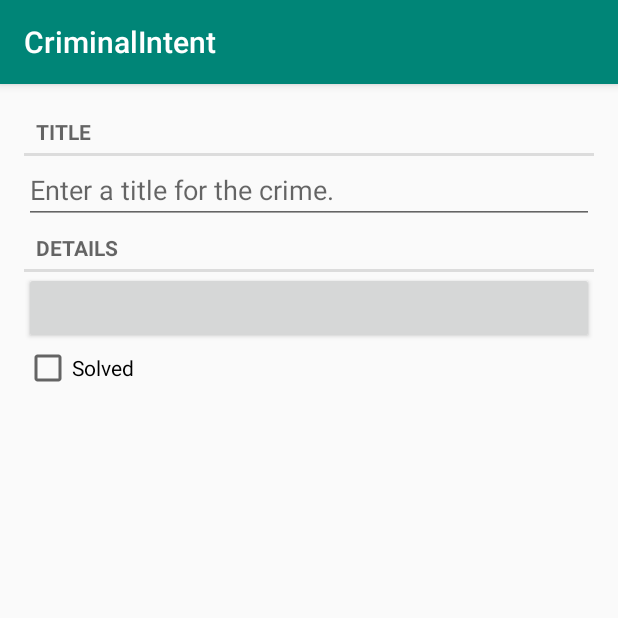
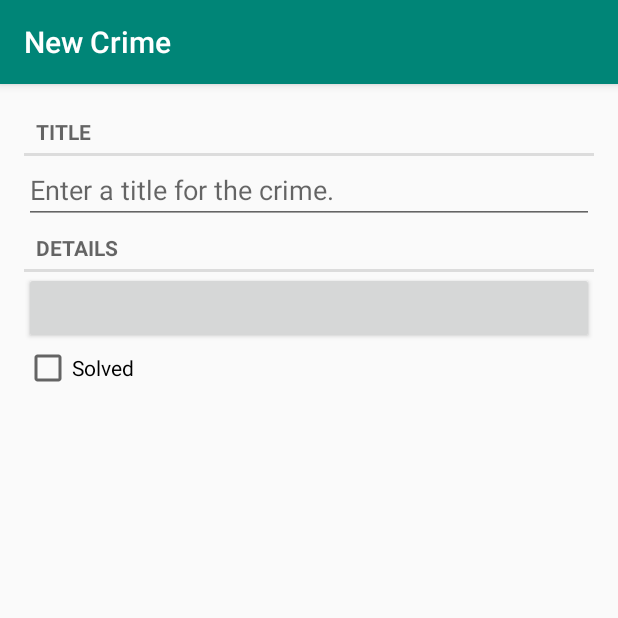
Before and after one commit to Kelian9995/CriminalIntent, an Android app: the fragment CrimeFragment placed in its activity, on a phone screen of 412 x 824 dp, the top half of it. Run offline under Robolectric (Android 15) with nearby library versions, the phone set to English and light mode, and no system bars; our stand-ins replace Room's generated code; 3 statements that could not run were skipped.

Commit message:
part 14.Toolbar
Toolbar/app bar

```diff
--- a/CriminalIntent/app/src/main/java/com/bignerdranch/android/criminalintent/CrimeFragment.kt
+++ b/CriminalIntent/app/src/main/java/com/bignerdranch/android/criminalintent/CrimeFragment.kt
@@ -9,11 +9,14 @@ import android.view.ViewGroup
 import android.widget.Button
 import android.widget.CheckBox
 import android.widget.EditText
+import androidx.appcompat.app.AppCompatActivity
 import androidx.fragment.app.Fragment
 import androidx.lifecycle.Observer
 import androidx.lifecycle.ViewModelProviders
-import java.util.*
+import java.util.Date
+import java.util.UUID
 
+private const val TAG = "CrimeFragment"
 private const val ARG_CRIME_ID = "crime_id"
 private const val DIALOG_DATE = "DialogDate"
 private const val REQUEST_DATE = 0
@@ -61,6 +64,9 @@ class CrimeFragment : Fragment(), DatePickerFragment.Callbacks {
                     updateUI()
                 }
             })
+
+        val appCompatActivity = activity as AppCompatActivity
+        appCompatActivity.supportActionBar?.setTitle(R.string.new_crime)
     }
 
     override fun onStart() {
@@ -119,10 +125,7 @@ class CrimeFragment : Fragment(), DatePickerFragment.Callbacks {
     private fun updateUI() {
         titleField.setText(crime.title)
         dateButton.text = crime.date.toString()
-        solvedCheckBox. apply {
-            isChecked = crime.isSolved
-            jumpDrawablesToCurrentState()
-        }
+        solvedCheckBox.isChecked = crime.isSolved
     }
 
     companion object {
--- a/CriminalIntent/app/src/main/java/com/bignerdranch/android/criminalintent/CrimeListFragment.kt
+++ b/CriminalIntent/app/src/main/java/com/bignerdranch/android/criminalintent/CrimeListFragment.kt
@@ -3,9 +3,7 @@ package com.bignerdranch.android.criminalintent
 import android.content.Context
 import android.os.Bundle
 import android.util.Log
-import android.view.LayoutInflater
-import android.view.View
-import android.view.ViewGroup
+import android.view.*
 import android.widget.ImageView
 import android.widget.TextView
 import androidx.fragment.app.Fragment
@@ -16,6 +14,7 @@ import androidx.recyclerview.widget.RecyclerView
 import java.util.*
 
 private const val TAG = "CrimeListFragment"
+private const val SAVED_SUBTITLE_VISIBLE = "subtitle"
 
 class CrimeListFragment : Fragment() {
 
@@ -24,7 +23,7 @@ class CrimeListFragment : Fragment() {
     private val crimeListViewModel: CrimeListViewModel by lazy {
         ViewModelProviders.of(this).get(CrimeListViewModel::class.java)
     }
-    private var callback: Callbacks? = null
+    private var callbacks: Callbacks? = null
 
     interface Callbacks {
         fun onCrimeSelected(crimeId: UUID)
@@ -32,7 +31,12 @@ class CrimeListFragment : Fragment() {
 
     override fun onAttach(context: Context?) {
         super.onAttach(context)
-        callback = context as? Callbacks
+        callbacks = context as? Callbacks
+    }
+
+    override fun onCreate(savedInstanceState: Bundle?) {
+        super.onCreate(savedInstanceState)
+        setHasOptionsMenu(true)
     }
 
     override fun onCreateView(
@@ -50,19 +54,45 @@ class CrimeListFragment : Fragment() {
         return view
     }
 
+    override fun onViewCreated(view: View, savedInstanceState: Bundle?) {
+        super.onViewCreated(view, savedInstanceState)
+
+    }
+
     override fun onStart() {
         super.onStart()
-        crimeListViewModel.crimeListLiveData.observe(viewLifecycleOwner, Observer { crimes ->
-            crimes?.let {
-                Log.i(TAG, "Got crimeLiveData ${crimes.size}")
-                updateUI(crimes)
+
+        crimeListViewModel.crimeListLiveData.observe(
+            viewLifecycleOwner,
+            Observer { crimes ->
+                crimes?.let {
+                    Log.i(TAG, "Got crimeLiveData ${crimes.size}")
+                    updateUI(crimes)
+                }
             }
-        })
+        )
     }
 
     override fun onDetach() {
         super.onDetach()
-        callback = null
+        callbacks = null
+    }
+
+    override fun onCreateOptionsMenu(menu: Menu, inflater: MenuInflater) {
+        super.onCreateOptionsMenu(menu, inflater)
+        inflater.inflate(R.menu.fragment_crime_list, menu)
+    }
+
+    override fun onOptionsItemSelected(item: MenuItem): Boolean {
+        return when (item.itemId) {
+            R.id.new_crime -> {
+                val crime = Crime()
+                crimeListViewModel.addCrime(crime)
+                callbacks?.onCrimeSelected(crime.id)
+                true
+            }
+            else -> return super.onOptionsItemSelected(item)
+        }
     }
 
     private fun updateUI(crimes: List<Crime>) {
@@ -99,7 +129,7 @@ class CrimeListFragment : Fragment() {
         }
 
         override fun onClick(v: View) {
-            callback?.onCrimeSelected(crime.id)
+            callbacks?.onCrimeSelected(crime.id)
         }
     }
 
--- a/CriminalIntent/app/src/main/java/com/bignerdranch/android/criminalintent/CrimeListViewModel.kt
+++ b/CriminalIntent/app/src/main/java/com/bignerdranch/android/criminalintent/CrimeListViewModel.kt
@@ -6,4 +6,8 @@ class CrimeListViewModel : ViewModel() {
 
     private val crimeRepository = CrimeRepository.get()
     val crimeListLiveData = crimeRepository.getCrimes()
+
+    fun addCrime(crime: Crime) {
+        crimeRepository.addCrime(crime)
+    }
 }
--- a/CriminalIntent/app/src/main/java/com/bignerdranch/android/criminalintent/DatePickerFragment.kt
+++ b/CriminalIntent/app/src/main/java/com/bignerdranch/android/criminalintent/DatePickerFragment.kt
@@ -5,7 +5,9 @@ import android.app.Dialog
 import android.os.Bundle
 import android.widget.DatePicker
 import androidx.fragment.app.DialogFragment
-import java.util.*
+import java.util.Calendar
+import java.util.Date
+import java.util.GregorianCalendar
 
 private const val ARG_DATE = "date"
 
--- a/CriminalIntent/app/src/main/java/com/bignerdranch/android/criminalintent/MainActivity.kt
+++ b/CriminalIntent/app/src/main/java/com/bignerdranch/android/criminalintent/MainActivity.kt
@@ -3,7 +3,7 @@ package com.bignerdranch.android.criminalintent
 import android.os.Bundle
 import androidx.appcompat.app.AppCompatActivity
 import androidx.fragment.app.FragmentManager
-import java.util.*
+import java.util.UUID
 
 class MainActivity : AppCompatActivity(), CrimeListFragment.Callbacks {
 
@@ -24,7 +24,8 @@ class MainActivity : AppCompatActivity(), CrimeListFragment.Callbacks {
 
     override fun onCrimeSelected(crimeId: UUID) {
         val fragment = CrimeFragment.newInstance(crimeId)
-        supportFragmentManager.beginTransaction()
+        supportFragmentManager
+            .beginTransaction()
             .replace(R.id.fragment_container, fragment)
             .addToBackStack(null)
             .commit()
--- /dev/null
+++ b/CriminalIntent/app/src/main/res/drawable-anydpi/ic_menu_add.xml
@@ -0,0 +1,10 @@
+<vector xmlns:android="http://schemas.android.com/apk/res/android"
+    android:width="24dp"
+    android:height="24dp"
+    android:viewportWidth="24"
+    android:viewportHeight="24"
+    android:tint="#FFFFFF">
+    <path
+        android:fillColor="#FF000000"
+        android:pathData="M19,13h-6v6h-2v-6H5v-2h6V5h2v6h6v2z"/>
+</vector>
--- /dev/null
+++ b/CriminalIntent/app/src/main/res/menu/fragment_crime_list.xml
@@ -0,0 +1,9 @@
+<?xml version="1.0" encoding="utf-8"?>
+<menu xmlns:android="http://schemas.android.com/apk/res/android"
+      xmlns:app="http://schemas.android.com/apk/res-auto">
+    <item
+            android:id="@+id/new_crime"
+            android:icon="@drawable/ic_menu_add"
+            android:title="@string/new_crime"
+            app:showAsAction="ifRoom|withText"/>
+</menu>
--- a/CriminalIntent/app/src/main/res/values/strings.xml
+++ b/CriminalIntent/app/src/main/res/values/strings.xml
@@ -4,4 +4,5 @@
     <string name="crime_title_label">Title</string>
     <string name="crime_details_label">Details</string>
     <string name="crime_solved_label">Solved</string>
+    <string name="new_crime">New Crime</string>
 </resources>
```
Also changed, not shown: CriminalIntent/app/src/main/res/drawable-hdpi/ic_menu_add.png (added), CriminalIntent/app/src/main/res/drawable-mdpi/ic_menu_add.png (added), CriminalIntent/app/src/main/res/drawable-xhdpi/ic_menu_add.png (added), CriminalIntent/app/src/main/res/drawable-xxhdpi/ic_menu_add.png (added).
